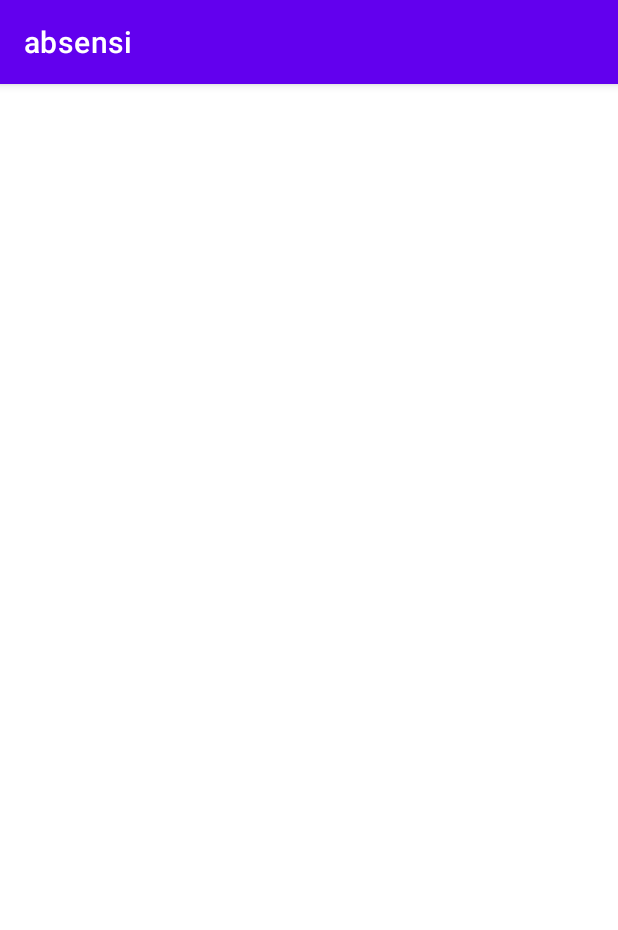
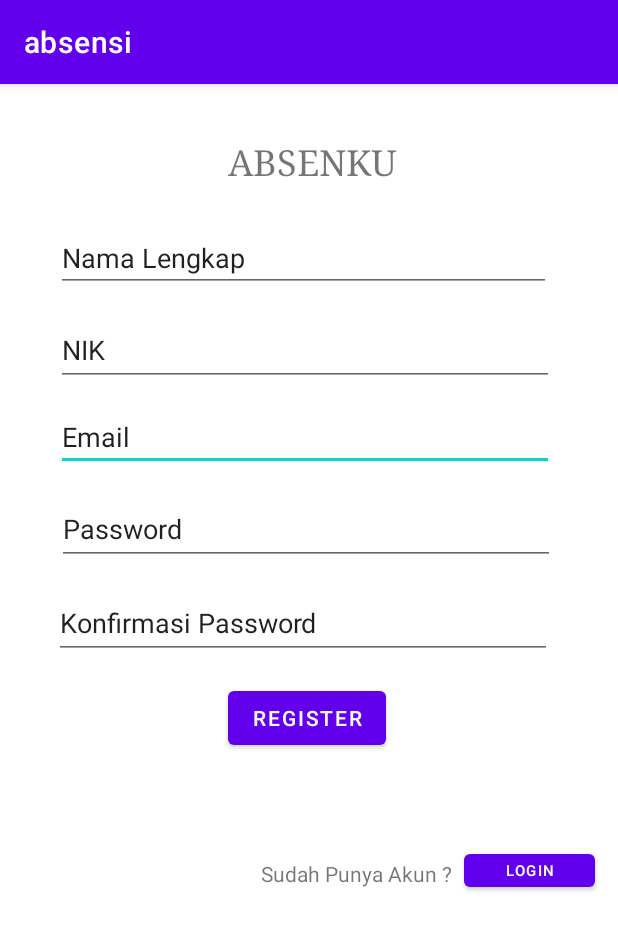
Before and after one commit to iwanabdi/absensi, an Android app: the register screen opened directly, with no data from a screen before it, on a phone screen of 412 x 824 dp. Shown: the top 930 px of the screen. Run offline under Robolectric (Android 15) with nearby library versions, the phone set to English and light mode, and no system bars.

Commit message:
login regis

```diff
--- a/app/src/main/res/layout/activity_register.xml
+++ b/app/src/main/res/layout/activity_register.xml
@@ -6,4 +6,116 @@
     android:layout_height="match_parent"
     tools:context=".register">
 
+    <TextView
+        android:id="@+id/textView3"
+        android:layout_width="wrap_content"
+        android:layout_height="wrap_content"
+        android:layout_marginStart="152dp"
+        android:layout_marginTop="36dp"
+        android:fontFamily="serif"
+        android:text="ABSENKU"
+        android:textSize="24sp"
+        app:layout_constraintStart_toStartOf="parent"
+        app:layout_constraintTop_toTopOf="parent" />
+
+    <EditText
+        android:id="@+id/editTextTextPersonName2"
+        android:layout_width="332dp"
+        android:layout_height="41dp"
+        android:layout_marginStart="37dp"
+        android:layout_marginTop="15dp"
+        android:ems="10"
+        android:inputType="textPersonName"
+        android:text="Email"
+        app:layout_constraintStart_toStartOf="parent"
+        app:layout_constraintTop_toBottomOf="@+id/editTextTextPersonName4" />
+
+    <Button
+        android:id="@+id/button3"
+        android:layout_width="wrap_content"
+        android:layout_height="wrap_content"
+        android:layout_marginStart="152dp"
+        android:layout_marginTop="15dp"
+        android:text="REGISTER"
+        app:layout_constraintStart_toStartOf="parent"
+        app:layout_constraintTop_toBottomOf="@+id/editTextTextPersonName6" />
+
+    <ImageView
+        android:id="@+id/imageView2"
+        android:layout_width="wrap_content"
+        android:layout_height="wrap_content"
+        android:layout_marginStart="141dp"
+        android:layout_marginTop="9dp"
+        app:layout_constraintStart_toStartOf="parent"
+        app:layout_constraintTop_toBottomOf="@+id/textView3"
+        tools:srcCompat="@tools:sample/avatars" />
+
+    <Button
+        android:id="@+id/button4"
+        android:layout_width="87dp"
+        android:layout_height="34dp"
+        android:layout_marginStart="8dp"
+        android:layout_marginTop="124dp"
+        android:text="Login"
+        android:textSize="10sp"
+        app:layout_constraintStart_toEndOf="@+id/textView4"
+        app:layout_constraintTop_toBottomOf="@+id/editTextTextPersonName6" />
+
+    <TextView
+        android:id="@+id/textView4"
+        android:layout_width="wrap_content"
+        android:layout_height="wrap_content"
+        android:layout_marginStart="174dp"
+        android:layout_marginTop="70dp"
+        android:text="Sudah Punya Akun ?"
+        app:layout_constraintStart_toStartOf="parent"
+        app:layout_constraintTop_toBottomOf="@+id/button3" />
+
+    <EditText
+        android:id="@+id/editTextTextPersonName3"
+        android:layout_width="330dp"
+        android:layout_height="40dp"
+        android:layout_marginStart="37dp"
+        android:layout_marginTop="22dp"
+        android:ems="10"
+        android:inputType="textPersonName"
+        android:text="Nama Lengkap"
+        app:layout_constraintStart_toStartOf="parent"
+        app:layout_constraintTop_toBottomOf="@+id/imageView2" />
+
+    <EditText
+        android:id="@+id/editTextTextPersonName4"
+        android:layout_width="332dp"
+        android:layout_height="47dp"
+        android:layout_marginStart="37dp"
+        android:layout_marginTop="15dp"
+        android:ems="10"
+        android:inputType="textPersonName"
+        android:text="NIK"
+        app:layout_constraintStart_toStartOf="parent"
+        app:layout_constraintTop_toBottomOf="@+id/editTextTextPersonName3" />
+
+    <EditText
+        android:id="@+id/editTextTextPersonName5"
+        android:layout_width="332dp"
+        android:layout_height="47dp"
+        android:layout_marginStart="38dp"
+        android:layout_marginTop="15dp"
+        android:ems="10"
+        android:inputType="textPersonName"
+        android:text="Password"
+        app:layout_constraintStart_toStartOf="parent"
+        app:layout_constraintTop_toBottomOf="@+id/editTextTextPersonName2" />
+
+    <EditText
+        android:id="@+id/editTextTextPersonName6"
+        android:layout_width="332dp"
+        android:layout_height="47dp"
+        android:layout_marginStart="36dp"
+        android:layout_marginTop="15dp"
+        android:ems="10"
+        android:inputType="textPersonName"
+        android:text="Konfirmasi Password"
+        app:layout_constraintStart_toStartOf="parent"
+        app:layout_constraintTop_toBottomOf="@+id/editTextTextPersonName5" />
 </androidx.constraintlayout.widget.ConstraintLayout>
```
